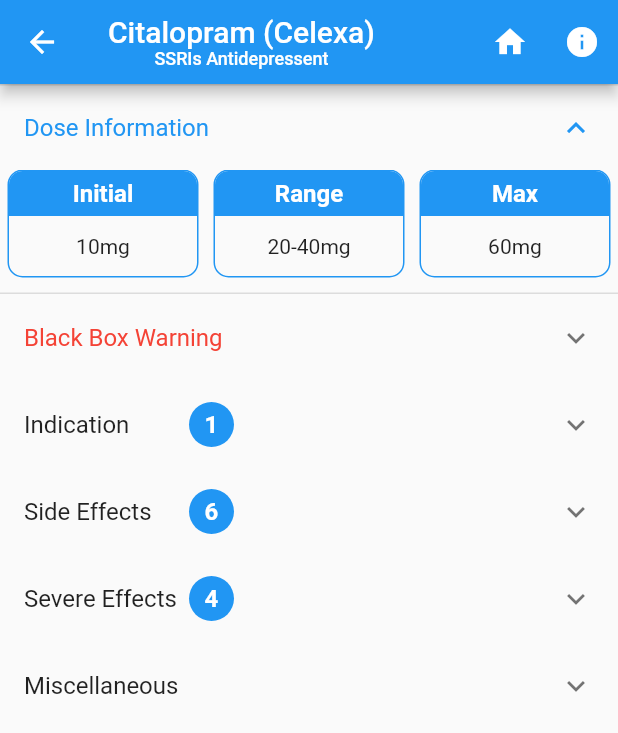
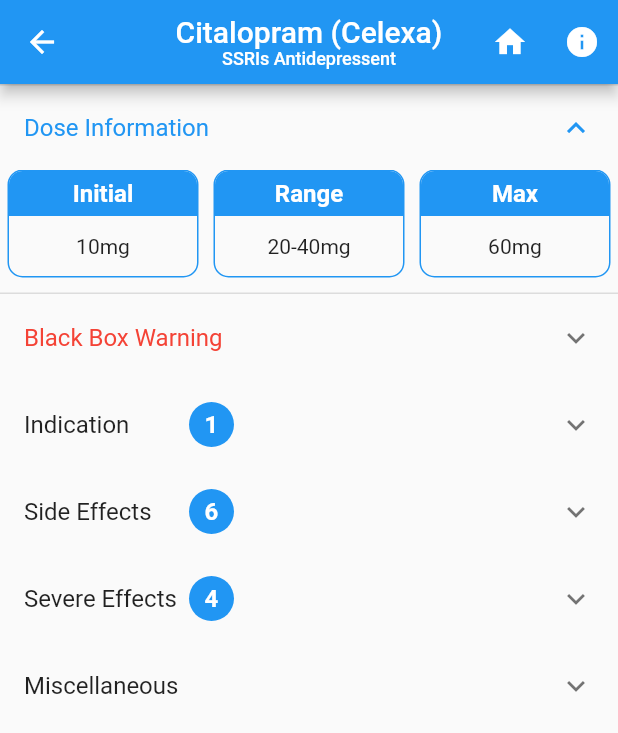
Before and after one commit to evan-mack/knebelknotes, a Flutter app: the screen it shows after launch, item 5 of the bottom bar chosen, scrolled down 1152 dp, after a tap on "Citalopram (Celexa)", on a phone screen of 412 x 824 dp. Shown: the top 733 px of the screen. Run offline on Flutter 3.47's test engine with Material 2 defaults, Android fonts, the phone set to English and light mode, and no system bars; our stand-ins replace easy_rich_text, flutter_platform_widgets, persistent_bottom_nav_bar, sembast.

Commit message:
Commit for ios 0.6

```diff
--- a/lib/data/medication_dao.dart
+++ b/lib/data/medication_dao.dart
@@ -94,9 +94,9 @@ class MedicationDao {
     return subCat.toList();
   }
 
-  Future<List<Medication>> getMedBySubCategory(String subCat) async {
+  Future<List<Medication>> getMedBySubCategory(String cat, String subCat) async {
     final finder = Finder(
-        filter: Filter.equals('subCat', subCat),
+        filter: Filter.equals('subCat', subCat) & Filter.equals('cat', cat),
         sortOrders: [SortOrder('subCat'), SortOrder('medName')]);
 
     final recordSnapshots =
--- a/lib/pages/class_list_page.dart
+++ b/lib/pages/class_list_page.dart
@@ -34,7 +34,7 @@ class ClassList extends StatelessWidget {
       return Text(medName);
   }
 
-  _buildMedBySubClassList(String item) {
+  _buildMedBySubClassList(String cat, String item) {
     return Column(
       mainAxisSize: MainAxisSize.min,
       children: <Widget>[
@@ -47,7 +47,7 @@ class ClassList extends StatelessWidget {
           ),
           children: <Widget>[
             FutureBuilder(
-              future: MedicationDao.md.getMedBySubCategory(item),
+              future: MedicationDao.md.getMedBySubCategory(cat, item),
               builder: (BuildContext context, AsyncSnapshot snapshot2) {
                 if (!snapshot2.hasData) {
                   return Center(
@@ -98,7 +98,7 @@ class ClassList extends StatelessWidget {
                 if (snapshot.data.length == 1)
                   _buildMedByClass()
                 else
-                  for (var item in snapshot.data) _buildMedBySubClassList(item)
+                  for (var item in snapshot.data) _buildMedBySubClassList(cat, item)
               ],
             ),
           );
--- a/lib/pages/classes_page.dart
+++ b/lib/pages/classes_page.dart
@@ -54,6 +54,9 @@ class ClassesPage extends StatelessWidget {
       case 'Side Effect Meds':
         return 'Medications for Side Effects';
         break;
+        case 'Mood Stabilizer':
+        return 'Mood Stabilizers';
+        break;
       default:
         return cat;
         break;
--- a/lib/pages/comparison_tables/antipsychotic_chart.dart
+++ b/lib/pages/comparison_tables/antipsychotic_chart.dart
@@ -10,6 +10,11 @@ class AntipsychoticChart extends StatelessWidget {
       child: Column(
         mainAxisAlignment: MainAxisAlignment.spaceEvenly,
         children: <Widget>[
+
+
+          Text('High Potency'),
+          Text(''),
+          Text(''),
           Row(
             children: <Widget>[
               Icon(Icons.arrow_upward),
@@ -17,14 +22,10 @@ class AntipsychoticChart extends StatelessWidget {
               Icon(Icons.arrow_upward),
             ],
           ),
-          Text(''),
-          Text(''),
           Text('Side Effect'),
           Text('Spectrum From'),
           Text('High to Low'),
           Text('Potency'),
-          Text(''),
-          Text(''),
           Row(
             children: <Widget>[
               Icon(Icons.arrow_downward),
@@ -32,6 +33,9 @@ class AntipsychoticChart extends StatelessWidget {
               Icon(Icons.arrow_downward),
             ],
           ),
+          Text(''),
+          Text(''),
+          Text('Low Potency'),
         ],
       ),
     );
--- a/lib/pages/guidelines_page.dart
+++ b/lib/pages/guidelines_page.dart
@@ -158,7 +158,6 @@ class GuidelinesPage extends StatelessWidget {
           child: AppBar(
             title: Text('Disorders'),
             bottom: TabBar(
-              isScrollable: true,
               tabs: [
                 Text('Mood'),
                 Text('Anxiety'),
--- a/lib/pages/home_page.dart
+++ b/lib/pages/home_page.dart
@@ -64,9 +64,16 @@ class HomePageState extends State<HomePage> {
     return Column(
       mainAxisAlignment: MainAxisAlignment.spaceEvenly,
       children: <Widget>[
+        Padding(
+          padding: EdgeInsets.symmetric(horizontal: 40),
+          child: Container(
+            width: double.infinity,
+            child: Text('Browse By..', style: TextStyle(fontSize: 20)),
+          ),
+        ),
         ListTile(
           leading: Icon(Icons.local_pharmacy, color: Colors.blue[200]),
-          title: Text('Browse Drug Classes'),
+          title: Text('Drug Classes'),
           trailing: Icon(Icons.arrow_forward_ios),
           onTap: () => widget.goToPage(1),
         ),
@@ -81,13 +88,13 @@ class HomePageState extends State<HomePage> {
         ),
         ListTile(
           leading: Icon(Icons.compare_arrows, color: Colors.blue[200]),
-          title: Text('View Comparison Charts'),
+          title: Text('Comparison Charts'),
           trailing: Icon(Icons.arrow_forward_ios),
           onTap: () => widget.goToPage(3),
         ),
         ListTile(
           leading: Icon(Icons.search, color: Colors.blue[200]),
-          title: Text('Search Medications'),
+          title: Text('Medication List (Search)'),
           trailing: Icon(Icons.arrow_forward_ios),
           onTap: () => widget.goToPage(4),
         ),
--- a/lib/pages/launch_page.dart
+++ b/lib/pages/launch_page.dart
@@ -59,7 +59,7 @@ class LaunchPageState extends State<LaunchPage> {
           isTranslucent: false),
       PersistentBottomNavBarItem(
           icon: Icon(Icons.search),
-          title: ('Meds'),
+          title: ('Search'),
           activeColor: Colors.blue,
           inactiveColor: Colors.grey,
           isTranslucent: false),
--- a/lib/pages/med_profile_page.dart
+++ b/lib/pages/med_profile_page.dart
@@ -48,11 +48,11 @@ class MedProfilePageState extends State<MedProfilePage> {
     );
   }
 
-  doseProfile(String title, String content, {String comment}) {
+  doseProfile(String title, String content, int size, {String comment}) {
     return Padding(
       padding: EdgeInsets.only(bottom: 10),
       child: SizedBox(
-        width: (MediaQuery.of(context).size.width - 30) / 3,
+        width: (MediaQuery.of(context).size.width - 30) / size,
         child: Container(
           decoration: BoxDecoration(
             border: Border.all(
@@ -212,7 +212,7 @@ class MedProfilePageState extends State<MedProfilePage> {
               'Initial: ' + widget.med.doseInitComment,
               style: TextStyle(fontSize: 12, color: Colors.grey[800]),
             ),
-            if (widget.med.doseRangeComment != "")
+          if (widget.med.doseRangeComment != "")
             Text(
               'Range: ' + widget.med.doseRangeComment,
               style: TextStyle(fontSize: 12, color: Colors.grey[800]),
@@ -222,28 +222,81 @@ class MedProfilePageState extends State<MedProfilePage> {
     );
   }
 
+  _buildDoseInfo(int count) {
+    List<String> info = [
+      widget.med.doseInit,
+      widget.med.doseRange,
+      widget.med.maxDose,
+      widget.med.maxDoseForKids,
+      widget.med.frequency,
+      widget.med.equiv
+    ];
+    List<String> name = [
+      'Initial',
+      'Range',
+      'Max',
+      'Max For Kids',
+      'Frequency',
+      'Equivalency'
+    ];
+    List<Widget> result = [];
+
+    int current = 0;
+    if (count <= 3) {
+      for (int i = 0; i < info.length; i++) {
+        if (info[i] != "") {
+          result.add(doseProfile(name[i], info[i], count));
+        }
+      }
+    } else {
+      for (int i = 0; i < info.length; i++) {
+        if (info[i] != "") {
+          if (current < 3) {
+            result.add(doseProfile(name[i], info[i], 3));
+
+          } else {
+            result.add(doseProfile(name[i], info[i], count - 3));
+          }
+          current++;
+        }
+      }
+    }
+    return result;
+  }
+
   _getDoseInfo() {
+    int count = 0;
+
+    if (widget.med.doseInit != "") count++;
+    if (widget.med.doseRange != "") count++;
+    if (widget.med.maxDose != "") count++;
+    if (widget.med.maxDoseForKids != "") count++;
+    if (widget.med.frequency != "") count++;
+    if (widget.med.equiv != "") count++;
+
     return ExpansionTile(
       title: Text('Dose Information'),
       initiallyExpanded: true,
       children: <Widget>[
         Wrap(
-          spacing: 10,
-          children: <Widget>[
-            if (widget.med.doseInit != "")
-              doseProfile('Initial', widget.med.doseInit),
-            if (widget.med.doseRange != "")
-              doseProfile('Range', widget.med.doseRange),
-            if (widget.med.maxDose != "")
-              doseProfile('Max', widget.med.maxDose),
-            if (widget.med.maxDoseForKids != "")
-              doseProfile('Max For Kids', widget.med.maxDoseForKids),
-            if (widget.med.frequency != "")
-              doseProfile('Frequency', widget.med.frequency),
-            if (widget.med.equiv != "")
-              doseProfile('Equivalency', widget.med.equiv)
-          ],
-        ),
+            alignment: WrapAlignment.center,
+            spacing: 10,
+            children: _buildDoseInfo(count)
+            // <Widget>[
+            //   if (widget.med.doseInit != "")
+            //     doseProfile('Initial', widget.med.doseInit, count),
+            //   if (widget.med.doseRange != "")
+            //     doseProfile('Range', widget.med.doseRange, count),
+            //   if (widget.med.maxDose != "")
+            //     doseProfile('Max', widget.med.maxDose, count),
+            //   if (widget.med.maxDoseForKids != "")
+            //     doseProfile('Max For Kids', widget.med.maxDoseForKids, count),
+            //   if (widget.med.frequency != "")
+            //     doseProfile('Frequency', widget.med.frequency, count),
+            //   if (widget.med.equiv != "")
+            //     doseProfile('Equivalency', widget.med.equiv, count)
+            // ],
+            ),
         if (widget.med.doseInitComment != "" ||
             widget.med.doseRangeComment != "")
           _getDoseComments()
@@ -398,11 +451,6 @@ class MedProfilePageState extends State<MedProfilePage> {
       ),
       children: <Widget>[
         for (var ind in widget.med.indications) _buildCustomTile(ind)
-        // ListTile(
-        //   leading: _getIconColor(ind.modifier),
-        //   title: Text(ind.indication),
-        //   dense: true,
-        // ),
       ],
     );
   }
@@ -461,11 +509,6 @@ class MedProfilePageState extends State<MedProfilePage> {
         for (var severeEffect in widget.med.severeEffects)
           _customListTile(_getIconColor(severeEffect.modifier),
               severeEffect.severeEffect, context)
-
-        // ListTile(
-        //     leading: _getIconColor(severeEffect.modifier),
-        //     title: Text(severeEffect.severeEffect),
-        //     dense: true)
       ],
     );
   }
@@ -486,6 +529,7 @@ class MedProfilePageState extends State<MedProfilePage> {
                 )
         ],
       ),
+      centerTitle: true,
       actions: <Widget>[
         IconButton(
           icon: Icon(Icons.home),
--- a/pubspec.yaml
+++ b/pubspec.yaml
@@ -15,7 +15,7 @@ publish_to: 'none' # Remove this line if you wish to publish to pub.dev
 # In iOS, build-name is used as CFBundleShortVersionString while build-number used as CFBundleVersion.
 # Read more about iOS versioning at
 # https://developer.apple.com/library/archive/documentation/General/Reference/InfoPlistKeyReference/Articles/CoreFoundationKeys.html
-version: 1.0.0+8
+version: 1.0.0+9
 
 environment:
   sdk: ">=2.7.0 <3.0.0"
```
Also changed, not shown: assets/medication_json.json.
